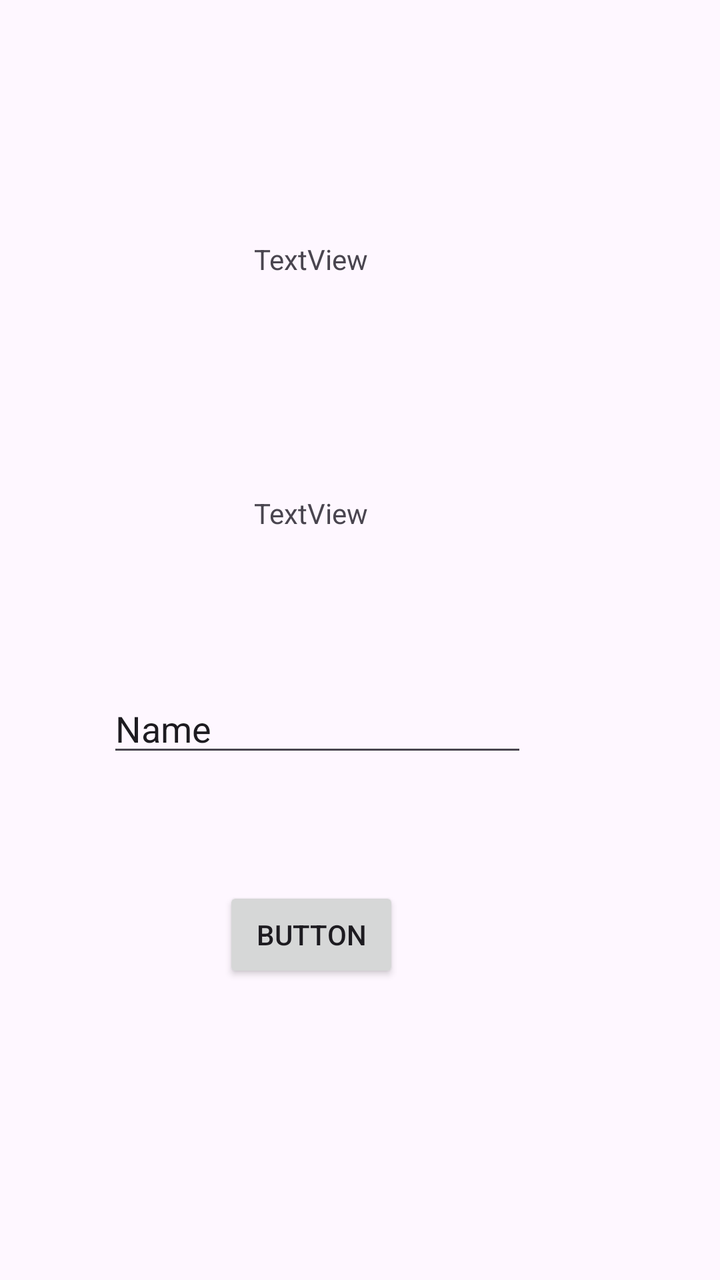
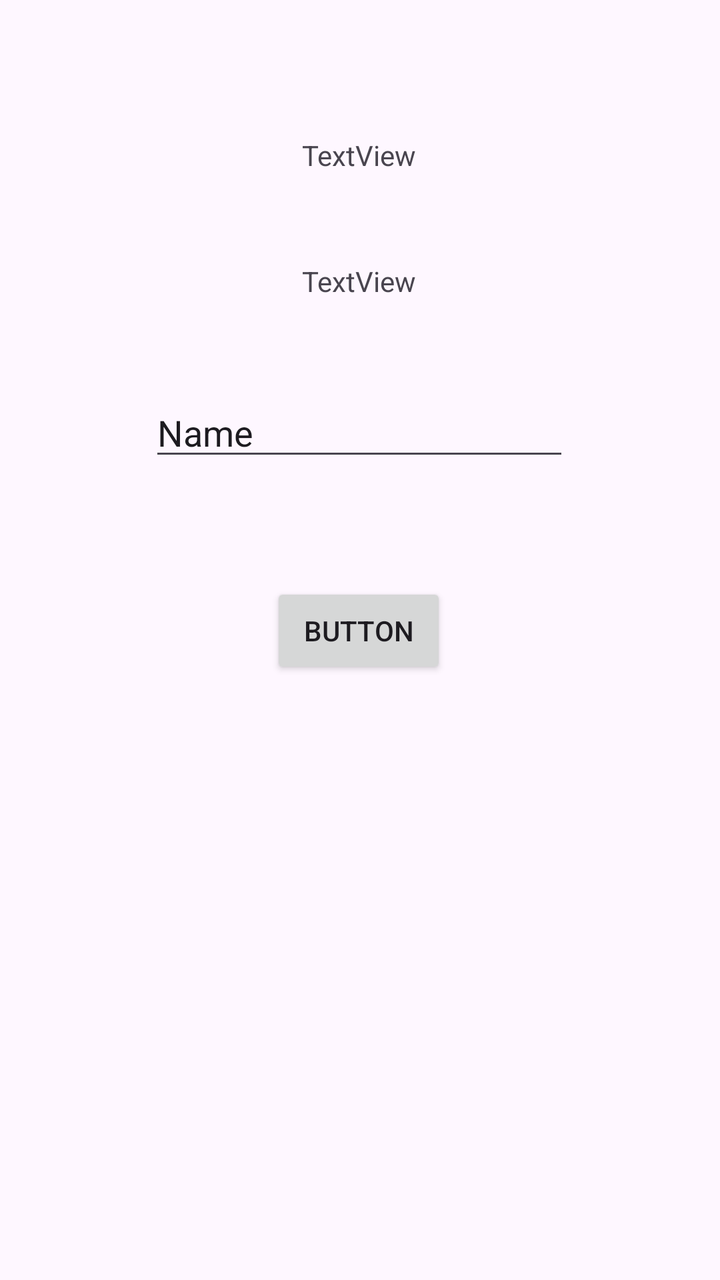

An Android layout rendered at two revisions. The XML below is the earlier revision; the diff shows what the commit changed to produce the second picture.
<!-- AndroidManifest.xml: application theme Theme.Dellaapps -->
<!-- res/layout/activity_second.xml -->
<?xml version="1.0" encoding="utf-8"?>
<androidx.constraintlayout.widget.ConstraintLayout xmlns:android="http://schemas.android.com/apk/res/android"
    xmlns:app="http://schemas.android.com/apk/res-auto"
    xmlns:tools="http://schemas.android.com/tools"
    android:id="@+id/main"
    android:layout_width="match_parent"
    android:layout_height="match_parent"
    tools:context=".pertemuan_2.SecondActivity">

    <EditText
        android:id="@+id/inputNama"
        android:layout_width="wrap_content"
        android:layout_height="wrap_content"
        android:layout_marginTop="76dp"
        android:ems="10"
        android:inputType="text"
        android:text="Name"
        app:layout_constraintEnd_toEndOf="parent"
        app:layout_constraintHorizontal_bias="0.358"
        app:layout_constraintStart_toStartOf="parent"
        app:layout_constraintTop_toBottomOf="@+id/textNama" />

    <Button
        android:id="@+id/btnSubmit"
        android:layout_width="wrap_content"
        android:layout_height="wrap_content"
        android:layout_marginTop="60dp"
        android:text="Button"
        app:layout_constraintEnd_toEndOf="parent"
        app:layout_constraintHorizontal_bias="0.411"
        app:layout_constraintStart_toStartOf="parent"
        app:layout_constraintTop_toBottomOf="@+id/inputNama" />

    <TextView
        android:id="@+id/textNama"
        android:layout_width="wrap_content"
        android:layout_height="wrap_content"
        android:layout_marginTop="108dp"
        android:text="TextView"
        app:layout_constraintEnd_toEndOf="parent"
        app:layout_constraintHorizontal_bias="0.419"
        app:layout_constraintStart_toStartOf="parent"
        app:layout_constraintTop_toBottomOf="@+id/judul" />

    <TextView
        android:id="@+id/judul"
        android:layout_width="wrap_content"
        android:layout_height="wrap_content"
        android:layout_marginTop="120dp"
        android:text="TextView"
        app:layout_constraintEnd_toEndOf="parent"
        app:layout_constraintHorizontal_bias="0.419"
        app:layout_constraintStart_toStartOf="parent"
        app:layout_constraintTop_toTopOf="parent" />
</androidx.constraintlayout.widget.ConstraintLayout>
<!-- resources referenced by this layout -->
<resources>
  <style name="Theme.Dellaapps" parent="Base.Theme.Dellaapps" />
  <style name="Base.Theme.Dellaapps" parent="Theme.Material3.DayNight.NoActionBar">
          
          
      </style>
</resources>

<!-- the commit's change to res/layout/activity_second.xml (unified diff, before → after) -->
@@ -5,18 +5,18 @@
     android:id="@+id/main"
     android:layout_width="match_parent"
     android:layout_height="match_parent"
-    tools:context=".pertemuan_2.SecondActivity">
+    tools:context="com.example.della_apps.pertemuan_2.SecondActivity">
 
     <EditText
         android:id="@+id/inputNama"
         android:layout_width="wrap_content"
         android:layout_height="wrap_content"
-        android:layout_marginTop="76dp"
+        android:layout_marginTop="44dp"
         android:ems="10"
         android:inputType="text"
         android:text="Name"
         app:layout_constraintEnd_toEndOf="parent"
-        app:layout_constraintHorizontal_bias="0.358"
+        app:layout_constraintHorizontal_bias="0.497"
         app:layout_constraintStart_toStartOf="parent"
         app:layout_constraintTop_toBottomOf="@+id/textNama" />
 
@@ -24,10 +24,10 @@
         android:id="@+id/btnSubmit"
         android:layout_width="wrap_content"
         android:layout_height="wrap_content"
-        android:layout_marginTop="60dp"
+        android:layout_marginTop="56dp"
         android:text="Button"
         app:layout_constraintEnd_toEndOf="parent"
-        app:layout_constraintHorizontal_bias="0.411"
+        app:layout_constraintHorizontal_bias="0.498"
         app:layout_constraintStart_toStartOf="parent"
         app:layout_constraintTop_toBottomOf="@+id/inputNama" />
 
@@ -35,10 +35,10 @@
         android:id="@+id/textNama"
         android:layout_width="wrap_content"
         android:layout_height="wrap_content"
-        android:layout_marginTop="108dp"
+        android:layout_marginTop="44dp"
         android:text="TextView"
         app:layout_constraintEnd_toEndOf="parent"
-        app:layout_constraintHorizontal_bias="0.419"
+        app:layout_constraintHorizontal_bias="0.498"
         app:layout_constraintStart_toStartOf="parent"
         app:layout_constraintTop_toBottomOf="@+id/judul" />
 
@@ -46,10 +46,10 @@
         android:id="@+id/judul"
         android:layout_width="wrap_content"
         android:layout_height="wrap_content"
-        android:layout_marginTop="120dp"
+        android:layout_marginTop="68dp"
         android:text="TextView"
         app:layout_constraintEnd_toEndOf="parent"
-        app:layout_constraintHorizontal_bias="0.419"
+        app:layout_constraintHorizontal_bias="0.498"
         app:layout_constraintStart_toStartOf="parent"
         app:layout_constraintTop_toTopOf="parent" />
 </androidx.constraintlayout.widget.ConstraintLayout>
